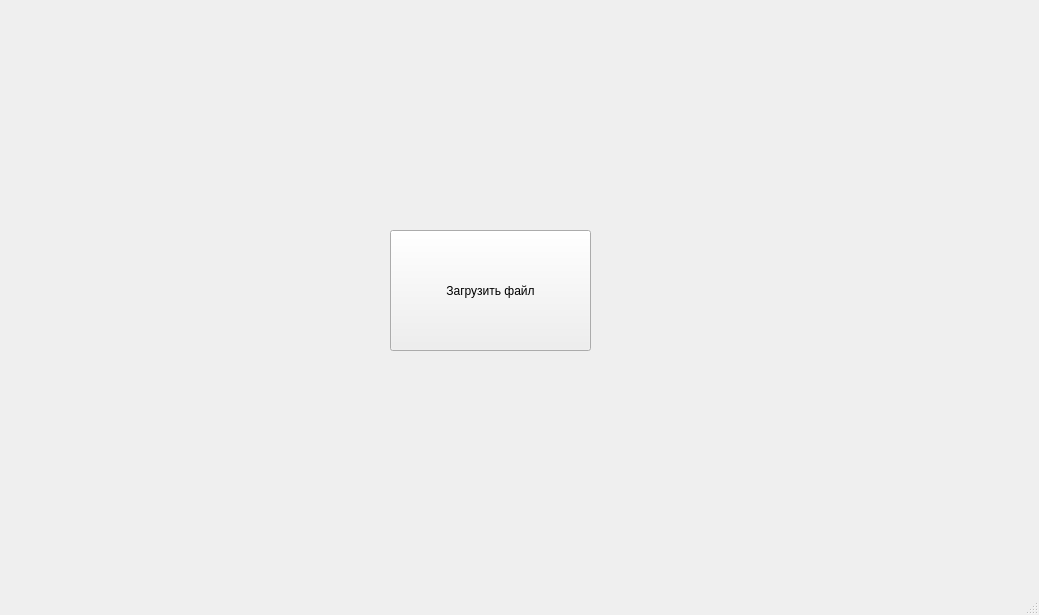
Above: mainwindow.ui from nothingiswrong/Ships before the change. Below: the same form after it.
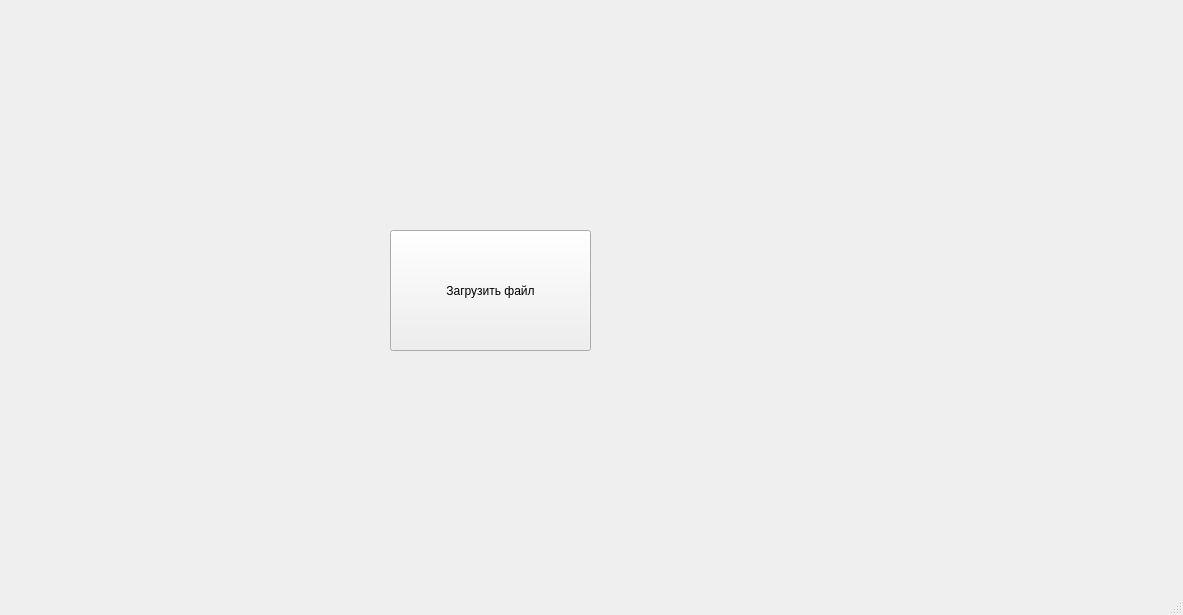
That is the form after the change.

Diff of the .ui file:
```diff
--- a/mainwindow.ui
+++ b/mainwindow.ui
@@ -6,7 +6,7 @@
    <rect>
     <x>0</x>
     <y>0</y>
-    <width>1039</width>
+    <width>1183</width>
     <height>615</height>
    </rect>
   </property>
```
Left out of the diff: 2 changed lines with no effect on the pictures.
